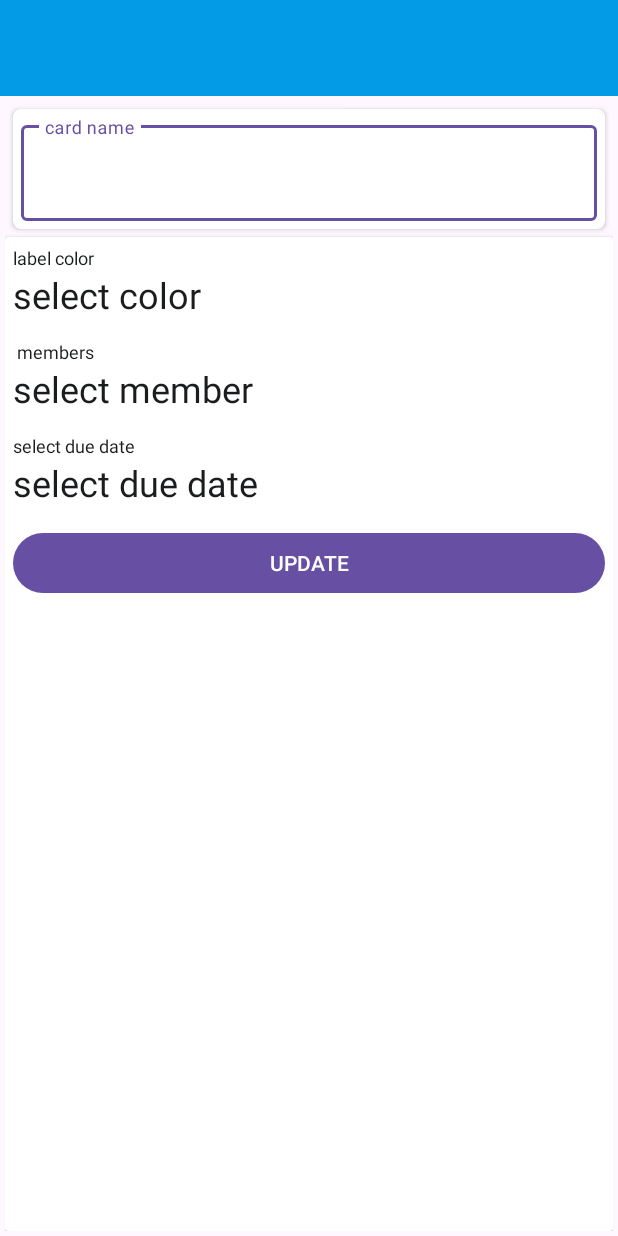
After one commit to UjjwalRana12/Team-Management-App, an Android app: the CardDetailsActivity screen opened directly, with no data from a screen before it, on a phone screen of 412 x 824 dp. The commit adds this screen. Run offline under Robolectric (Android 15) with nearby library versions, the phone set to English and light mode, and no system bars.

Commit message:
card added

```diff
--- a/app/src/main/AndroidManifest.xml
+++ b/app/src/main/AndroidManifest.xml
@@ -19,11 +19,15 @@
         android:theme="@style/Theme.TeamManagement"
         tools:targetApi="31" >
         <activity
+            android:name=".activities.Activity.Activity.CardDetailsActivity"
+            android:exported="false"
+            android:screenOrientation="portrait"
+            android:theme="@style/Base.Theme.TeamManagement"/>
+        <activity
             android:name=".activities.Activity.Activity.Members"
             android:exported="false"
             android:screenOrientation="portrait"
             android:theme="@style/Base.Theme.TeamManagement" />
-
         <activity
             android:name=".activities.Activity.Activity.TaskListActivtiy"
             android:exported="false"
--- /dev/null
+++ b/app/src/main/java/com/android/teammanagement/activities/Activity/Activity/CardDetailsActivity.kt
@@ -0,0 +1,12 @@
+package com.android.teammanagement.activities.Activity.Activity
+
+import androidx.appcompat.app.AppCompatActivity
+import android.os.Bundle
+import com.android.teammanagement.R
+
+class CardDetailsActivity : AppCompatActivity() {
+    override fun onCreate(savedInstanceState: Bundle?) {
+        super.onCreate(savedInstanceState)
+        setContentView(R.layout.activity_card_details)
+    }
+}
--- a/app/src/main/java/com/android/teammanagement/activities/Activity/Activity/Members.kt
+++ b/app/src/main/java/com/android/teammanagement/activities/Activity/Activity/Members.kt
@@ -24,6 +24,7 @@ class Members : BaseActivity() {
     private lateinit var toolbar_members_activity:Toolbar
     private lateinit var rv_members_list:RecyclerView
     private lateinit var mAssignedMembersList:ArrayList<User>
+    private var anyChangesMade:Boolean = false
 
     @SuppressLint("MissingInflatedId")
     override fun onCreate(savedInstanceState: Bundle?) {
@@ -109,14 +110,24 @@ class Members : BaseActivity() {
         dialogue.show()
     }
 
+
     fun memberDetails(user: User) {
         mBoardDetails.assignedTo.add(user.id)
         FirestoreClass().assignedMemberToBoard(this,mBoardDetails,user)
     }
 
+    override fun onBackPressed() {
+        if(anyChangesMade){
+            setResult(RESULT_OK)
+
+        }
+        super.onBackPressed()
+    }
     fun memberAssignSuccess(user:User){
         hideProgressDialogue()
         mAssignedMembersList.add(user)
+
+        anyChangesMade =true
         setUpMembersList(mAssignedMembersList)
     }
 }
--- a/app/src/main/java/com/android/teammanagement/activities/Activity/Activity/TaskListActivtiy.kt
+++ b/app/src/main/java/com/android/teammanagement/activities/Activity/Activity/TaskListActivtiy.kt
@@ -1,9 +1,11 @@
 package com.android.teammanagement.activities.Activity.Activity
 
 import android.annotation.SuppressLint
+import android.app.Activity
 import android.content.Intent
 import androidx.appcompat.app.AppCompatActivity
 import android.os.Bundle
+import android.util.Log
 import android.view.Menu
 import android.view.MenuItem
 import androidx.appcompat.widget.Toolbar
@@ -21,6 +23,8 @@ class TaskListActivtiy : BaseActivity() {
     lateinit var toolbar_task_list: Toolbar
     lateinit var rv_task_list: RecyclerView
     private lateinit var  mBoardDetails: Board
+
+    private lateinit var mBoardDocumentId: String
     @SuppressLint("MissingInflatedId")
     override fun onCreate(savedInstanceState: Bundle?) {
         super.onCreate(savedInstanceState)
@@ -28,12 +32,30 @@ class TaskListActivtiy : BaseActivity() {
         toolbar_task_list=findViewById(R.id.toolbar_task_list_activity)
         rv_task_list=findViewById(R.id.rv_task_list)
 
-        var boardDocumentId=""
+
         if(intent.hasExtra(Constants.DOCUMENT_ID)){
-            boardDocumentId = intent.getStringExtra(Constants.DOCUMENT_ID)!!
+            mBoardDocumentId = intent.getStringExtra(Constants.DOCUMENT_ID)!!
         }
         showProgressDialogue("Please Wait...")
-        FirestoreClass().getBoardDetails(this, boardDocumentId)
+        FirestoreClass().getBoardDetails(this, mBoardDocumentId)
+    }
+//  todo it relods screen again and again therefore needs to be checked but prefer ways
+//
+//    override fun onResume() {
+//        super.onResume()
+//        showProgressDialogue("Please Wait...")
+//        FirestoreClass().getBoardDetails(this, mBoardDocumentId)
+//    }
+
+    override fun onActivityResult(requestCode: Int, resultCode: Int, data: Intent?) {
+        super.onActivityResult(requestCode, resultCode, data)
+        if(resultCode == Activity.RESULT_OK && requestCode == MEMBER_REQUEST_CODE){
+            showProgressDialogue("Please Wait...")
+            FirestoreClass().getBoardDetails(this, mBoardDocumentId)
+        }
+        else{
+            Log.e("Cancelled","Cancelled")
+        }
     }
 
     private fun setupActionBar() {
@@ -76,7 +98,8 @@ class TaskListActivtiy : BaseActivity() {
             R.id.action_members->{
                 val intent =Intent(this,Members::class.java)
                 intent.putExtra(Constants.BOARD_DETAILS,mBoardDetails)
-                startActivity(intent)
+                startActivityForResult(intent, MEMBER_REQUEST_CODE)
+                return true
             }
         }
         return super.onOptionsItemSelected(item)
@@ -118,6 +141,11 @@ class TaskListActivtiy : BaseActivity() {
         FirestoreClass().addUpdateTaskList(this, mBoardDetails)
     }
 
+    fun cardDetails(taskListPosition: Int, cardPostion: Int){
+        startActivity(Intent(this,CardDetailsActivity::class.java))
+
+    }
+
     fun addCardToTaskList(position: Int,cardName: String){
         mBoardDetails.taskList.removeAt(mBoardDetails.taskList.size-1)
 
@@ -144,5 +172,9 @@ class TaskListActivtiy : BaseActivity() {
 
 
     }
+    companion object{
+      const val MEMBER_REQUEST_CODE :Int = 13
+
+    }
 
 }
--- a/app/src/main/java/com/android/teammanagement/activities/Activity/adapters/CardListItemsAdapter.kt
+++ b/app/src/main/java/com/android/teammanagement/activities/Activity/adapters/CardListItemsAdapter.kt
@@ -32,13 +32,18 @@ class CardListItemsAdapter(private val context: Context, private val list:ArrayL
 
             holder.itemView.findViewById<TextView>(R.id.tv_card_name).text = model.name
 
+            holder.itemView.setOnClickListener {
+                if(onClickListener!=null){
+                    onClickListener!!.onClick(position)
+                }
+            }
 
         }
     }
 
 
     interface OnClickListener{
-        fun onClick(position: Int,model: Board)
+        fun onClick(position: Int)
     }
 
     fun setOnClickListener(onClickListener: OnClickListener){
--- a/app/src/main/java/com/android/teammanagement/activities/Activity/adapters/TaskListItemAdapter.kt
+++ b/app/src/main/java/com/android/teammanagement/activities/Activity/adapters/TaskListItemAdapter.kt
@@ -43,7 +43,8 @@ open class TaskListItemAdapter(
     }
 
     @SuppressLint("SuspiciousIndentation")
-    override fun onBindViewHolder(holder: RecyclerView.ViewHolder, position: Int) {
+
+    override fun onBindViewHolder(holder: RecyclerView.ViewHolder, @SuppressLint("RecyclerView") position: Int) {
     val model = list[position]
         if(holder is MyViewHolder){
             if(position==list.size - 1){
@@ -134,6 +135,16 @@ open class TaskListItemAdapter(
 
             val adapter= CardListItemsAdapter(context,model.cards)
             holder.itemView.findViewById<RecyclerView>(R.id.rv_card_list).adapter=adapter
+
+            adapter.setOnClickListener(
+                object : CardListItemsAdapter.OnClickListener{
+                    override fun onClick(cardPosition: Int) {
+                        if (context is TaskListActivtiy){
+                            context.cardDetails(position, cardPosition)
+                        }
+                    }
+                }
+            )
         }
 
     }
--- /dev/null
+++ b/app/src/main/res/layout/activity_card_details.xml
@@ -0,0 +1,134 @@
+<?xml version="1.0" encoding="utf-8"?>
+<LinearLayout
+    xmlns:android="http://schemas.android.com/apk/res/android"
+    xmlns:tools="http://schemas.android.com/tools"
+    xmlns:app="http://schemas.android.com/apk/res-auto"
+    android:layout_width="match_parent"
+    android:layout_height="match_parent"
+    android:orientation="vertical"
+    tools:context=".activities.Activity.Activity.CardDetailsActivity">
+
+    <com.google.android.material.appbar.AppBarLayout
+        android:layout_width="match_parent"
+        android:layout_height="wrap_content"
+        android:theme="@style/AppTheme.AppBarOverlay">
+
+        <androidx.appcompat.widget.Toolbar
+            android:id="@+id/toolbar_card_details_activity"
+            android:layout_width="match_parent"
+            android:layout_height="?attr/actionBarSize"
+            app:popupTheme="@style/AppTheme.PopupOverlay"
+            android:background="@color/color_primary"/>
+
+
+    </com.google.android.material.appbar.AppBarLayout>
+
+    <LinearLayout
+        android:layout_width="match_parent"
+        android:layout_height="match_parent"
+        android:orientation="vertical"
+        android:padding="3dp">
+
+        <androidx.cardview.widget.CardView
+            android:layout_width="match_parent"
+            android:layout_height="wrap_content"
+            android:layout_margin="5dp"
+            android:elevation="5dp"
+            app:cardCornerRadius="5dp">
+
+            <LinearLayout
+                android:layout_width="match_parent"
+                android:layout_height="wrap_content"
+                android:gravity="center_horizontal"
+                android:orientation="vertical"
+                android:padding="5dp">
+
+                <com.google.android.material.textfield.TextInputLayout
+                    android:layout_width="match_parent"
+                    android:layout_height="wrap_content">
+
+                    <androidx.appcompat.widget.AppCompatEditText
+                        android:id="@+id/et_name_card_details"
+                        android:layout_width="match_parent"
+                        android:layout_height="wrap_content"
+                        android:hint="card name"
+                        android:inputType="text"
+                        android:textSize="22dp"/>
+
+
+                </com.google.android.material.textfield.TextInputLayout>
+
+            </LinearLayout>
+
+        </androidx.cardview.widget.CardView>
+
+        <androidx.cardview.widget.CardView
+            android:layout_width="match_parent"
+            android:layout_height="match_parent"
+            android:elevation="5dp">
+            <LinearLayout
+                android:layout_width="match_parent"
+                android:layout_height="wrap_content"
+                android:gravity="center_horizontal"
+                android:orientation="vertical"
+                android:padding="5dp">
+
+                <TextView
+                    android:layout_width="match_parent"
+                    android:layout_height="wrap_content"
+                    android:text="label color"
+                    android:textSize="12sp"
+                    android:textColor="@color/text_color_primary"
+                    />
+                 <TextView
+                    android:layout_width="match_parent"
+                    android:layout_height="wrap_content"
+                    android:text="select color"
+                     android:layout_marginBottom="13dp"
+                     android:textSize="24sp"
+                    android:textColor="@color/text_color_primary"
+                   />
+                 <TextView
+                    android:layout_width="match_parent"
+                    android:layout_height="wrap_content"
+                    android:text=" members"
+                    android:textColor="@color/text_color_primary"
+
+                     android:textSize="12sp"/>
+                 <TextView
+                    android:layout_width="match_parent"
+                    android:layout_height="wrap_content"
+                    android:text="select member"
+                    android:textColor="@color/text_color_primary"
+                     android:layout_marginBottom="13dp"
+                     android:textSize="24sp"/>
+
+                 <TextView
+                    android:layout_width="match_parent"
+                    android:layout_height="wrap_content"
+                    android:text="select due date"
+                    android:textColor="@color/text_color_primary"
+                     android:textSize="12sp"/>
+                 <TextView
+                    android:layout_width="match_parent"
+                    android:layout_height="wrap_content"
+                    android:text="select due date"
+                    android:textColor="@color/text_color_primary"
+                     android:layout_marginBottom="13dp"
+                     android:textSize="24sp"/>
+                <Button
+                    android:layout_width="match_parent"
+                    android:layout_height="wrap_content"
+                    android:text="UPDATE"/>
+
+
+
+            </LinearLayout>
+
+
+        </androidx.cardview.widget.CardView>
+
+
+    </LinearLayout>
+
+  </LinearLayout>
```
